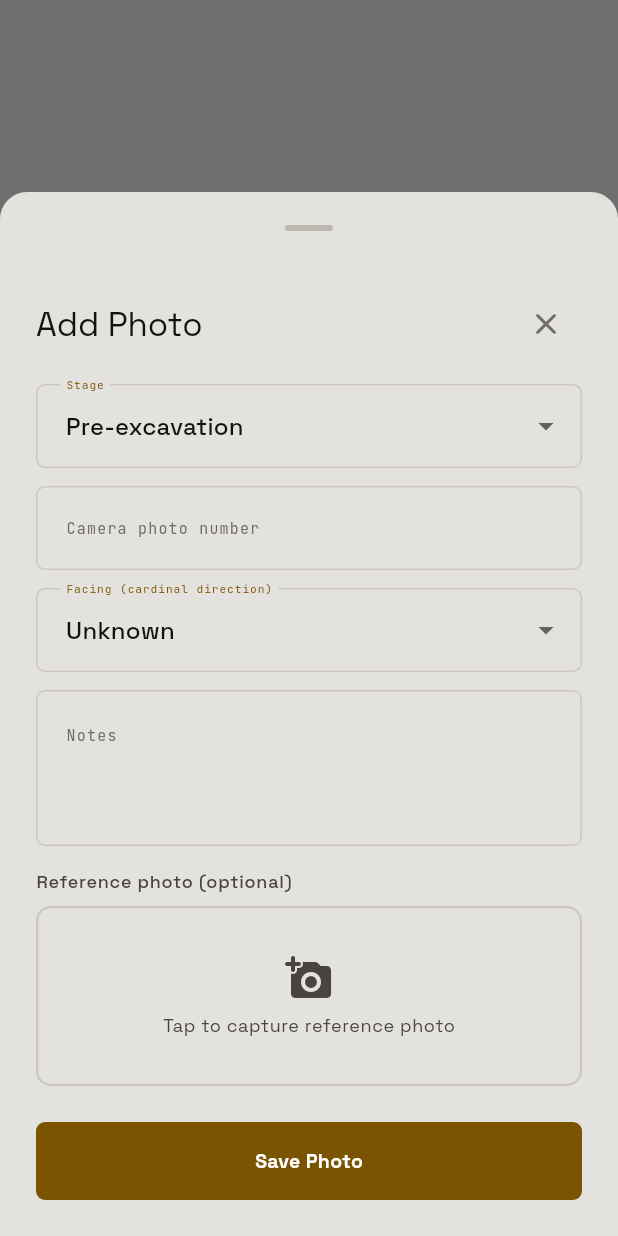
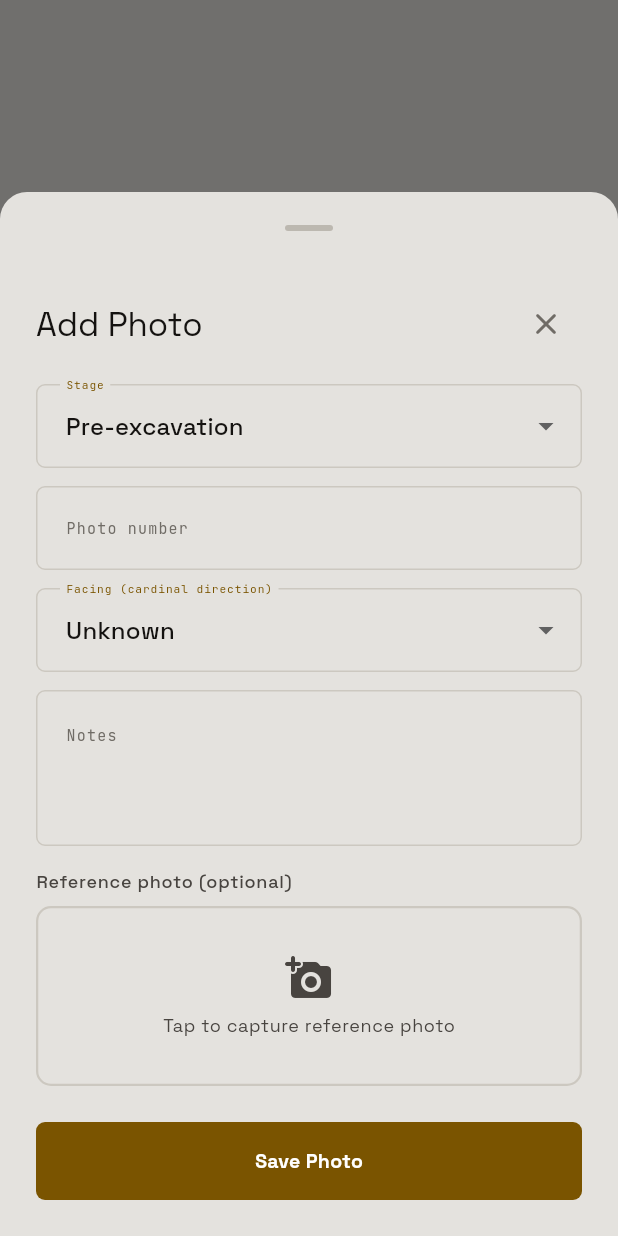
Before and after one commit to SergioArenas98/ContextLog, a Flutter app: the PhotoListTab screen opened directly with empty values, after a tap on "Add Photo", on a phone screen of 412 x 824 dp. Run offline on Flutter 3.47's test engine with Material 3 defaults, Android fonts, the phone set to English and light mode, and no system bars; our stand-ins replace drift, flutter_riverpod, freezed_annotation, go_router, google_fonts, image_picker and 2 more; accounts and stored records are empty; generated files the repository leaves out were written again.

Commit message:
change - minor text ajustments

```diff
--- a/lib/features/photo/presentation/widgets/photo_form_sheet.dart
+++ b/lib/features/photo/presentation/widgets/photo_form_sheet.dart
@@ -96,7 +96,7 @@ class _PhotoFormSheetState extends ConsumerState<PhotoFormSheet> {
             TextFormField(
               controller: _photoNumberCtrl,
               decoration: const InputDecoration(
-                labelText: 'Camera photo number',
+                labelText: 'Photo number',
                 hintText: 'Manual roll/frame number',
               ),
               keyboardType: TextInputType.text,
```
